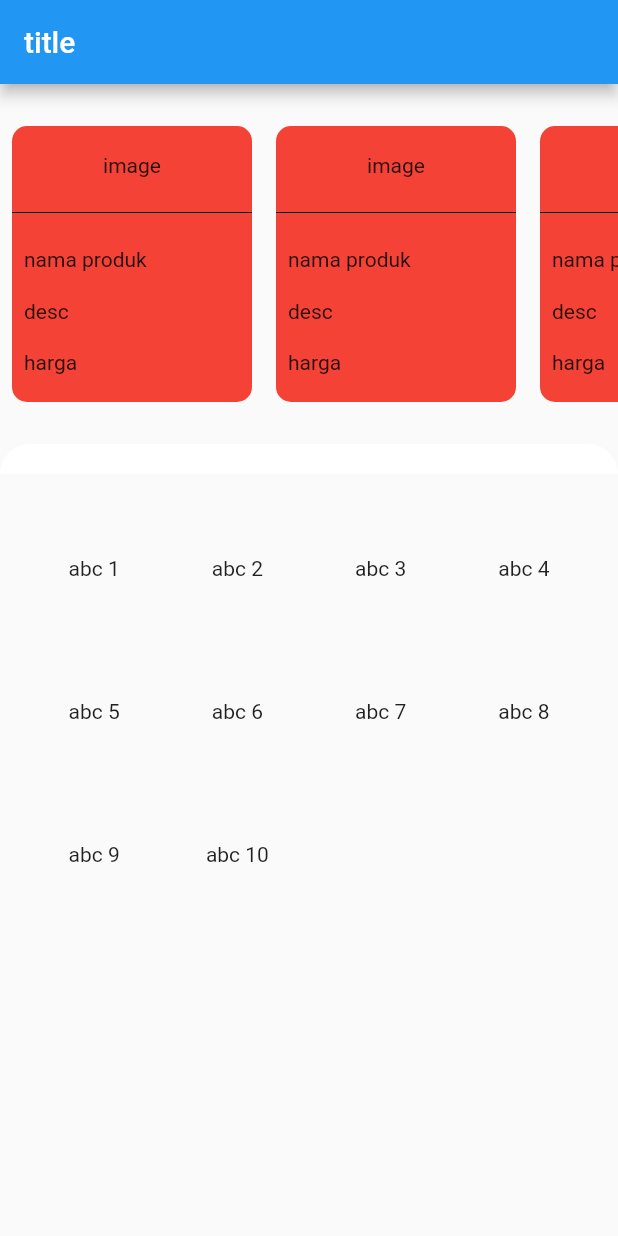
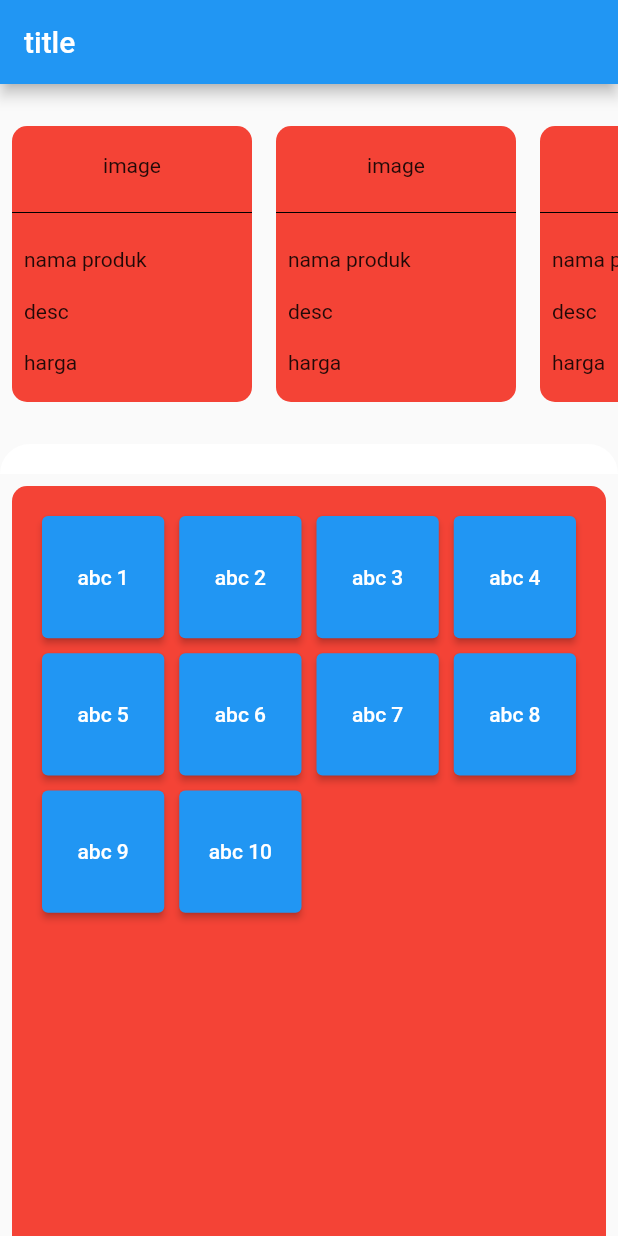
Before and after one commit to ananda606/PakTani, a Flutter app: the screen it shows after launch, on a phone screen of 412 x 824 dp. Run offline on Flutter 3.47's test engine with Material 2 defaults, Android fonts, the phone set to English and light mode, and no system bars; our stand-ins replace bloc, equatable, flutter_bloc, get, google_fonts, sqflite; missing offline and left inert: dart:html; accounts and stored records are empty.

Commit message:
product list update

```diff
--- a/lib/ui/test_page.dart
+++ b/lib/ui/test_page.dart
@@ -51,9 +51,15 @@ class _testState extends State<test> {
                       );*/
                     })),*/
             ),
-            Container(
+            Padding(
+              padding: const EdgeInsets.all(8.0),
+              child: Container(
                 height: MediaQuery.of(context).size.height,
                 width: 200,
+                decoration: BoxDecoration(
+                  borderRadius: BorderRadius.circular(10),
+                  color: Colors.red,
+                ),
                 child: GridView.builder(
                   primary: false,
                   padding: const EdgeInsets.all(20),
@@ -63,15 +69,17 @@ class _testState extends State<test> {
                     mainAxisSpacing: 10,
                   ),
                   itemBuilder: (context, index) {
-                  return RawMaterialButton(
+                    return ElevatedButton(
                       onPressed: () {},
                       child: Hero(
                         tag: 'logo$index',
                         child: Container(
+                          height: MediaQuery.of(context).size.height,
+                          width: 200,
                           decoration: BoxDecoration(
                             borderRadius: BorderRadius.circular(15),
                           ),
-                        child: Text("abc ${index + 1}"),
+                          child: Center(child: Text("abc ${index + 1}")),
                         ),
                       ),
                     );
@@ -106,6 +114,7 @@ class _testState extends State<test> {
                           ),*/
                 ),
               ),
+            ),
           ],
         ),
       ),
```
Lines whose indentation alone changed are shown as unchanged.
